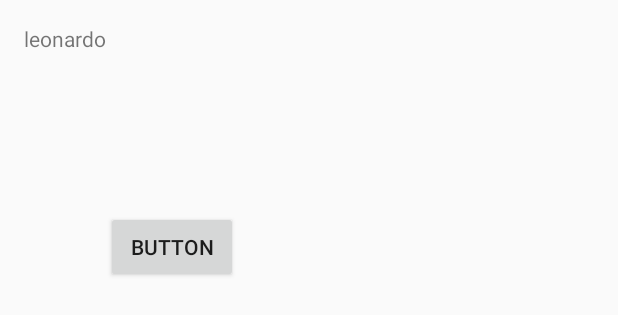
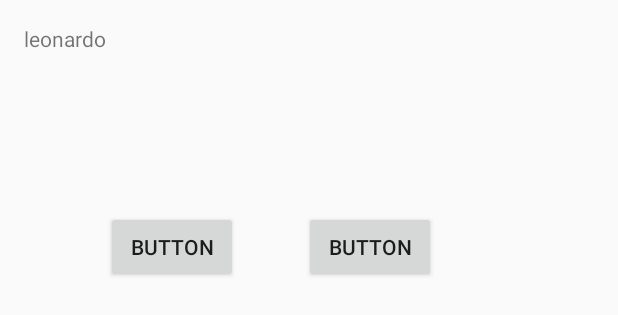
Before and after one commit to gananrodriguez/LeogananProgramacion, an Android app: the layout activity_main.xml on its own in the app's theme, with its tools: preview values and no code run, on a phone screen of 412 x 824 dp. Shown: the top 315 px of the screen. Run offline under Robolectric (Android 15) with nearby library versions, the phone set to English and light mode, and no system bars.

Commit message:
creacion de la segunda actividad y pase a ella

```diff
--- a/app/src/main/AndroidManifest.xml
+++ b/app/src/main/AndroidManifest.xml
@@ -15,6 +15,7 @@
                 <category android:name="android.intent.category.LAUNCHER" />
             </intent-filter>
         </activity>
+        <activity android:name=".Activity2"></activity>
     </application>
 
 </manifest>
--- a/app/src/main/res/layout/activity_main.xml
+++ b/app/src/main/res/layout/activity_main.xml
@@ -24,4 +24,13 @@
         android:layout_toEndOf="@+id/view1"
         android:layout_marginTop="105dp"
         android:id="@+id/button" />
+
+    <Button
+        android:text="Button"
+        android:layout_width="wrap_content"
+        android:layout_height="wrap_content"
+        android:layout_alignBottom="@+id/button"
+        android:layout_toEndOf="@+id/button"
+        android:layout_marginStart="44dp"
+        android:id="@+id/button2" />
 </RelativeLayout>
```
Also changed, not shown: app/src/main/java/com/example/anakarina/aplicacionandroid/Activity2.java (added, +13 -0 lines), app/src/main/java/com/example/anakarina/aplicacionandroid/MainActivity.java (+37 -1 lines), app/src/main/res/layout/activity_2.xml (added, +13 -0 lines).
